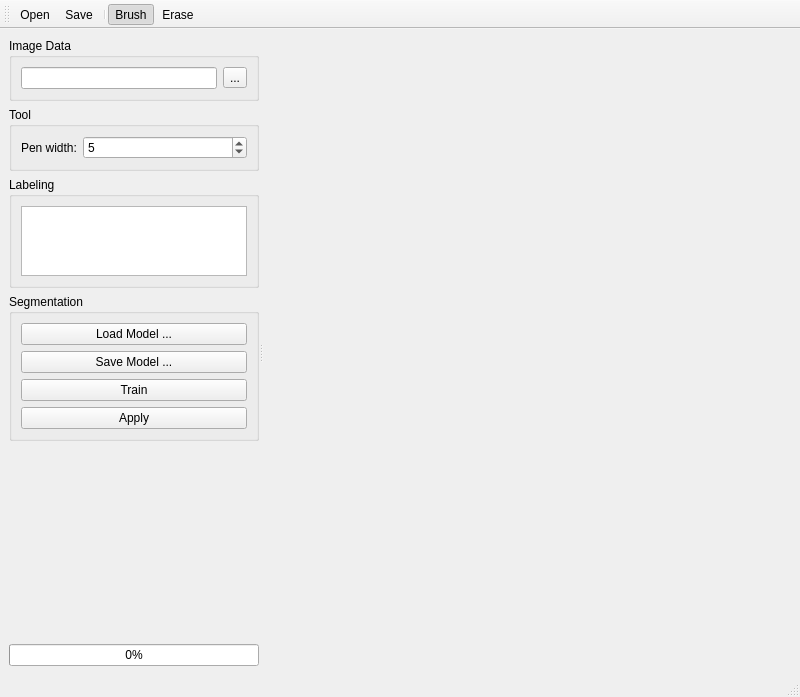
This is BleedThroughCorrection/MainWindow.ui in CURTLab/NanoMito3D-Platform as Qt 5 draws it before an edit. The edited form follows.
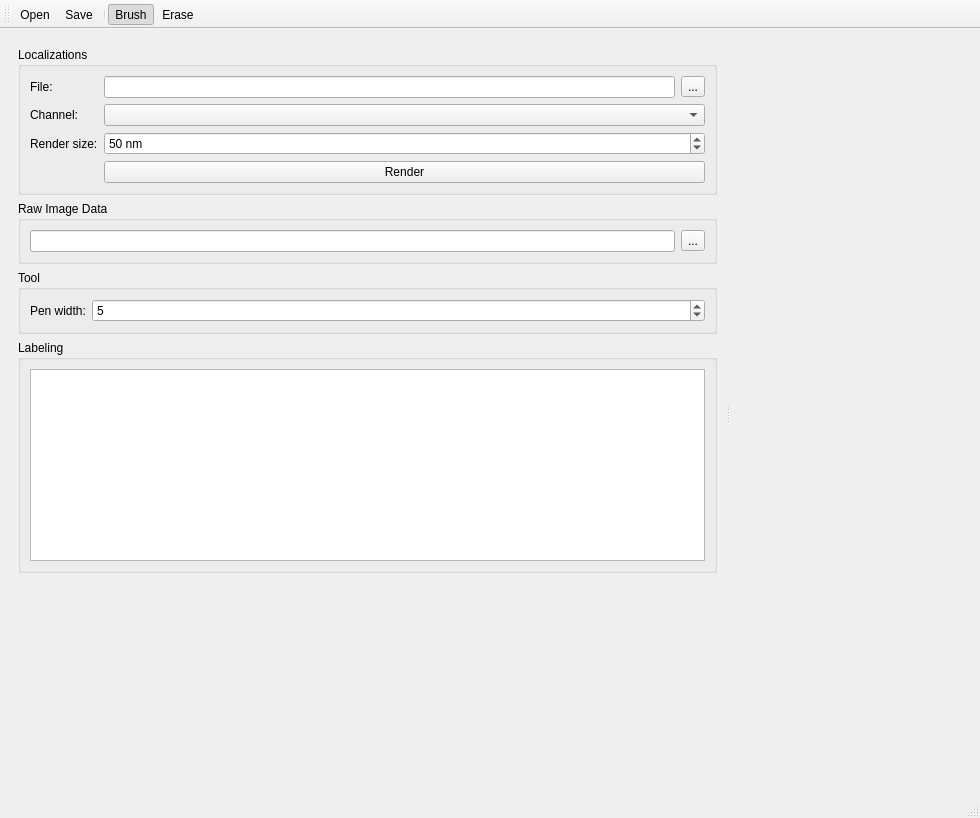
This is the edited form. Icons and pictures are not drawn. Custom widgets are drawn as their Qt base class.

Patch:
```diff
--- a/BleedThroughCorrection/MainWindow.ui
+++ b/BleedThroughCorrection/MainWindow.ui
@@ -6,32 +6,105 @@
    <rect>
     <x>0</x>
     <y>0</y>
-    <width>800</width>
-    <height>697</height>
+    <width>980</width>
+    <height>818</height>
    </rect>
   </property>
   <property name="windowTitle">
    <string>MainWindow</string>
   </property>
   <widget class="QWidget" name="centralwidget">
-   <layout class="QVBoxLayout" name="verticalLayout">
+   <layout class="QVBoxLayout" name="verticalLayout_2">
     <item>
      <widget class="QSplitter" name="splitter">
       <property name="orientation">
        <enum>Qt::Horizontal</enum>
       </property>
-      <widget class="QWidget" name="widget" native="true">
-       <property name="maximumSize">
-        <size>
-         <width>250</width>
-         <height>16777215</height>
-        </size>
+      <widget class="QFrame" name="frame">
+       <property name="frameShape">
+        <enum>QFrame::NoFrame</enum>
        </property>
-       <layout class="QVBoxLayout" name="verticalLayout_2">
+       <property name="frameShadow">
+        <enum>QFrame::Raised</enum>
+       </property>
+       <layout class="QVBoxLayout" name="verticalLayout">
+        <item>
+         <widget class="QGroupBox" name="groupBox_4">
+          <property name="title">
+           <string>Localizations</string>
+          </property>
+          <layout class="QFormLayout" name="formLayout_2">
+           <item row="0" column="0">
+            <widget class="QLabel" name="label">
+             <property name="text">
+              <string>File:</string>
+             </property>
+            </widget>
+           </item>
+           <item row="0" column="1">
+            <layout class="QHBoxLayout" name="horizontalLayout_2">
+             <item>
+              <widget class="QLineEdit" name="editFile"/>
+             </item>
+             <item>
+              <widget class="QToolButton" name="buttonSelectFile">
+               <property name="text">
+                <string>...</string>
+               </property>
+              </widget>
+             </item>
+            </layout>
+           </item>
+           <item row="1" column="0">
+            <widget class="QLabel" name="label_5">
+             <property name="text">
+              <string>Channel:</string>
+             </property>
+            </widget>
+           </item>
+           <item row="1" column="1">
+            <widget class="QComboBox" name="comboChannel"/>
+           </item>
+           <item row="2" column="0">
+            <widget class="QLabel" name="label_2">
+             <property name="text">
+              <string>Render size:</string>
+             </property>
+            </widget>
+           </item>
+           <item row="2" column="1">
+            <widget class="QDoubleSpinBox" name="spinRenderSize">
+             <property name="suffix">
+              <string> nm</string>
+             </property>
+             <property name="decimals">
+              <number>0</number>
+             </property>
+             <property name="minimum">
+              <double>1.000000000000000</double>
+             </property>
+             <property name="maximum">
+              <double>250.000000000000000</double>
+             </property>
+             <property name="value">
+              <double>50.000000000000000</double>
+             </property>
+            </widget>
+           </item>
+           <item row="3" column="1">
+            <widget class="QPushButton" name="buttonRender">
+             <property name="text">
+              <string>Render</string>
+             </property>
+            </widget>
+           </item>
+          </layout>
+         </widget>
+        </item>
         <item>
          <widget class="QGroupBox" name="groupBox_3">
           <property name="title">
-           <string>Image Data</string>
+           <string>Raw Image Data</string>
           </property>
           <layout class="QHBoxLayout" name="horizontalLayout">
            <item>
@@ -106,43 +179,6 @@
           </layout>
          </widget>
         </item>
-        <item>
-         <widget class="QGroupBox" name="groupBox_2">
-          <property name="title">
-           <string>Segmentation</string>
-          </property>
-          <layout class="QVBoxLayout" name="verticalLayout_4">
-           <item>
-            <widget class="QPushButton" name="buttonLoadModel">
-             <property name="text">
-              <string>Load Model ...</string>
-             </property>
-            </widget>
-           </item>
-           <item>
-            <widget class="QPushButton" name="buttonSaveModel">
-             <property name="text">
-              <string>Save Model ...</string>
-             </property>
-            </widget>
-           </item>
-           <item>
-            <widget class="QPushButton" name="buttonTrain">
-             <property name="text">
-              <string>Train</string>
-             </property>
-            </widget>
-           </item>
-           <item>
-            <widget class="QPushButton" name="buttonApply">
-             <property name="text">
-              <string>Apply</string>
-             </property>
-            </widget>
-           </item>
-          </layout>
-         </widget>
-        </item>
         <item>
          <spacer name="verticalSpacer">
           <property name="orientation">
@@ -151,18 +187,11 @@
           <property name="sizeHint" stdset="0">
            <size>
             <width>20</width>
-            <height>444</height>
+            <height>205</height>
            </size>
           </property>
          </spacer>
         </item>
-        <item>
-         <widget class="QProgressBar" name="progress">
-          <property name="value">
-           <number>0</number>
-          </property>
-         </widget>
-        </item>
        </layout>
       </widget>
       <widget class="DrawingPlotWidget" name="preview" native="true"/>
```
Left out of the diff: 8 changed lines with no effect on the pictures.
